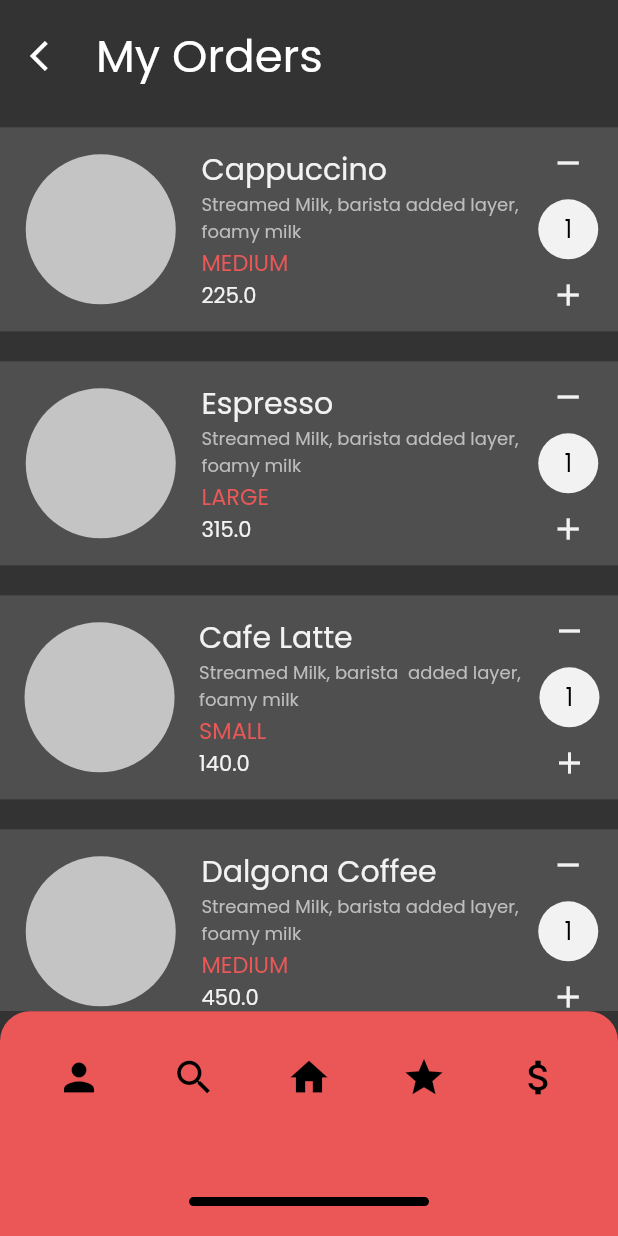
After one commit to codenameakshay/cofista-ui, a Flutter app: the Orders screen opened directly, on a phone screen of 412 x 824 dp. The commit adds this screen. Run offline on Flutter 3.47's test engine with Material 2 defaults, Android fonts, the phone set to English and light mode, and no system bars; our stand-ins replace font_awesome_flutter, google_fonts.

Commit message:
Added orders, favourites and navbar

```diff
--- /dev/null
+++ b/lib/favourites.dart
@@ -0,0 +1,82 @@
+import 'package:cofista/ui/bottomnav.dart';
+import 'package:flutter/material.dart';
+import 'package:google_fonts/google_fonts.dart';
+
+class Favourites extends StatefulWidget {
+  @override
+  _FavouritesState createState() => _FavouritesState();
+}
+
+class _FavouritesState extends State<Favourites> {
+  @override
+  Widget build(BuildContext context) {
+    return Scaffold(
+      backgroundColor: Color(0xFF333333),
+      body: SafeArea(
+        child: Column(
+          children: <Widget>[
+            Expanded(
+              flex: 1,
+              child: Row(
+                children: <Widget>[
+                  Padding(
+                    padding: const EdgeInsets.fromLTRB(8, 0, 8, 0),
+                    child: IconButton(
+                        icon: Icon(
+                          Icons.arrow_back_ios,
+                          color: Colors.white,
+                        ),
+                        onPressed: null),
+                  ),
+                  Text(
+                    "My Favourites",
+                    style:
+                        GoogleFonts.poppins(fontSize: 30, color: Colors.white),
+                  ),
+                ],
+              ),
+            ),
+            Expanded(
+              flex: 1,
+              child: Container(
+                margin: EdgeInsets.fromLTRB(15, 10, 15, 10),
+                decoration: BoxDecoration(
+                  borderRadius: BorderRadius.circular(20),
+                  color: Color(0xFFF2F2F2),
+                ),
+                child: Row(
+                  children: <Widget>[
+                    Padding(
+                      padding: const EdgeInsets.fromLTRB(8, 0, 8, 0),
+                      child: IconButton(
+                          icon: Icon(
+                            Icons.search,
+                            color: Colors.black,
+                          ),
+                          onPressed: null),
+                    ),
+                    Text(
+                      "Search",
+                      style: GoogleFonts.poppins(
+                          fontSize: 18, color: Colors.black),
+                    ),
+                  ],
+                ),
+              ),
+            ),
+            Expanded(
+              flex: 7,
+              child: Row(
+                children: <Widget>[],
+              ),
+            ),
+            Expanded(
+              flex: 2,
+              child: NavBar(),
+            ),
+          ],
+        ),
+      ),
+    );
+  }
+}
--- a/lib/main.dart
+++ b/lib/main.dart
@@ -31,8 +31,6 @@ class MyHomePage extends StatefulWidget {
 class _MyHomePageState extends State<MyHomePage> {
   @override
   Widget build(BuildContext context) {
-    return Scaffold(
-      body: Container()
-    );
+    return Scaffold(body: Container());
   }
 }
--- /dev/null
+++ b/lib/orders.dart
@@ -0,0 +1,154 @@
+import 'package:cofista/ui/bottomnav.dart';
+import 'package:flutter/material.dart';
+import 'package:google_fonts/google_fonts.dart';
+
+class Orders extends StatefulWidget {
+  @override
+  _OrdersState createState() => _OrdersState();
+}
+
+class _OrdersState extends State<Orders> {
+  List<Map> data = [
+    {
+      "coffeeName": "Cappuccino",
+      "coffeeDesc": "Streamed Milk, barista added layer,\nfoamy milk",
+      "coffeeSize": "MEDIUM",
+      "coffeePrice": 225.00
+    },
+    {
+      "coffeeName": "Espresso",
+      "coffeeDesc": "Streamed Milk, barista added layer,\nfoamy milk",
+      "coffeeSize": "LARGE",
+      "coffeePrice": 315.00
+    },
+    {
+      "coffeeName": "Cafe Latte",
+      "coffeeDesc": "Streamed Milk, barista  added layer,\nfoamy milk",
+      "coffeeSize": "SMALL",
+      "coffeePrice": 140.00
+    },
+    {
+      "coffeeName": "Dalgona Coffee",
+      "coffeeDesc": "Streamed Milk, barista added layer,\nfoamy milk",
+      "coffeeSize": "MEDIUM",
+      "coffeePrice": 450.00
+    },
+  ];
+  @override
+  Widget build(BuildContext context) {
+    return Scaffold(
+      backgroundColor: Color(0xFF333333),
+      body: SafeArea(
+        child: Column(
+          children: <Widget>[
+            Expanded(
+              flex: 1,
+              child: Row(
+                children: <Widget>[
+                  Padding(
+                    padding: const EdgeInsets.fromLTRB(8, 0, 8, 0),
+                    child: IconButton(
+                        icon: Icon(
+                          Icons.arrow_back_ios,
+                          color: Colors.white,
+                        ),
+                        onPressed: null),
+                  ),
+                  Text(
+                    "My Orders",
+                    style:
+                        GoogleFonts.poppins(fontSize: 30, color: Colors.white),
+                  ),
+                ],
+              ),
+            ),
+            Expanded(
+                flex: 8,
+                child: ListView.builder(
+                  itemCount: data.length,
+                  itemBuilder: (context, index) {
+                    return Padding(
+                      padding: const EdgeInsets.symmetric(vertical: 10),
+                      child: Container(
+                        color: Color(0xFF4F4F4F),
+                        child: Row(
+                          mainAxisAlignment: MainAxisAlignment.spaceEvenly,
+                          children: <Widget>[
+                            Padding(
+                              padding: const EdgeInsets.all(8.0),
+                              child: CircleAvatar(
+                                minRadius: 50,
+                                backgroundColor: Color(0xFFC4C4C4),
+                              ),
+                            ),
+                            Column(
+                              crossAxisAlignment: CrossAxisAlignment.start,
+                              children: <Widget>[
+                                Text(
+                                  data[index]["coffeeName"],
+                                  style: GoogleFonts.poppins(
+                                    color: Color(0xFFF2F2F2),
+                                    fontSize: 20,
+                                  ),
+                                ),
+                                Text(
+                                  data[index]["coffeeDesc"],
+                                  style: GoogleFonts.poppins(
+                                    color: Color(0xFFBDBDBD),
+                                    fontSize: 12,
+                                  ),
+                                ),
+                                Text(
+                                  data[index]["coffeeSize"],
+                                  style: GoogleFonts.poppins(
+                                    color: Color(0xFFEB5757),
+                                    fontSize: 15,
+                                  ),
+                                ),
+                                Text(
+                                  data[index]["coffeePrice"].toString(),
+                                  style: GoogleFonts.poppins(
+                                    color: Color(0xFFF2F2F2),
+                                  ),
+                                )
+                              ],
+                            ),
+                            Column(
+                              children: <Widget>[
+                                IconButton(
+                                    icon: Icon(
+                                      Icons.remove,
+                                      color: Color(0xFFF2F2F2),
+                                    ),
+                                    onPressed: null),
+                                CircleAvatar(
+                                    backgroundColor: Color(0xFFF2F2F2),
+                                    child: Text(
+                                      "1",
+                                      style: GoogleFonts.poppins(
+                                          color: Colors.black),
+                                    )),
+                                IconButton(
+                                    icon: Icon(
+                                      Icons.add,
+                                      color: Color(0xFFF2F2F2),
+                                    ),
+                                    onPressed: null),
+                              ],
+                            )
+                          ],
+                        ),
+                      ),
+                    );
+                  },
+                )),
+            Expanded(
+              flex: 2,
+              child: NavBar(),
+            ),
+          ],
+        ),
+      ),
+    );
+  }
+}
--- /dev/null
+++ b/lib/ui/bottomnav.dart
@@ -0,0 +1,87 @@
+import 'package:flutter/material.dart';
+
+class NavBar extends StatefulWidget {
+  @override
+  _NavBarState createState() => _NavBarState();
+}
+
+class _NavBarState extends State<NavBar> {
+  @override
+  Widget build(BuildContext context) {
+    return Container(
+        decoration: BoxDecoration(
+          borderRadius: BorderRadius.only(
+              topLeft: Radius.circular(20), topRight: Radius.circular(20)),
+          color: Color(0xFFEB5757),
+        ),
+        child: SizedBox(
+          width: 449,
+          child: Column(
+            mainAxisAlignment: MainAxisAlignment.spaceEvenly,
+            crossAxisAlignment: CrossAxisAlignment.center,
+            children: <Widget>[
+              Row(
+                mainAxisAlignment: MainAxisAlignment.spaceEvenly,
+                children: <Widget>[
+                  IconButton(
+                      icon: Icon(
+                        Icons.person,
+                        size: 30,
+                        color: Colors.black,
+                      ),
+                      onPressed: () {
+                        print("Button is Pressed!");
+                      }),
+                  IconButton(
+                      icon: Icon(
+                        Icons.search,
+                        size: 30,
+                        color: Colors.black,
+                      ),
+                      onPressed: () {
+                        print("Button is Pressed!");
+                      }),
+                  IconButton(
+                      icon: Icon(
+                        Icons.home,
+                        size: 30,
+                        color: Colors.black,
+                      ),
+                      onPressed: () {
+                        print("Button is Pressed!");
+                      }),
+                  IconButton(
+                      icon: Icon(
+                        Icons.star,
+                        size: 30,
+                        color: Colors.black,
+                      ),
+                      onPressed: () {
+                        print("Button is Pressed!");
+                      }),
+                  IconButton(
+                      icon: Icon(
+                        Icons.attach_money,
+                        size: 30,
+                        color: Colors.black,
+                      ),
+                      onPressed: () {
+                        print("Button is Pressed!");
+                      }),
+                ],
+              ),
+              Text(""),
+              Container(
+                decoration: BoxDecoration(
+                    borderRadius: BorderRadius.circular(20),
+                    color: Color(0xFF000000)),
+                child: SizedBox(
+                  height: 6,
+                  width: 160,
+                ),
+              )
+            ],
+          ),
+        ));
+  }
+}
```
Also changed, not shown: pubspec.lock, 1 other file.
